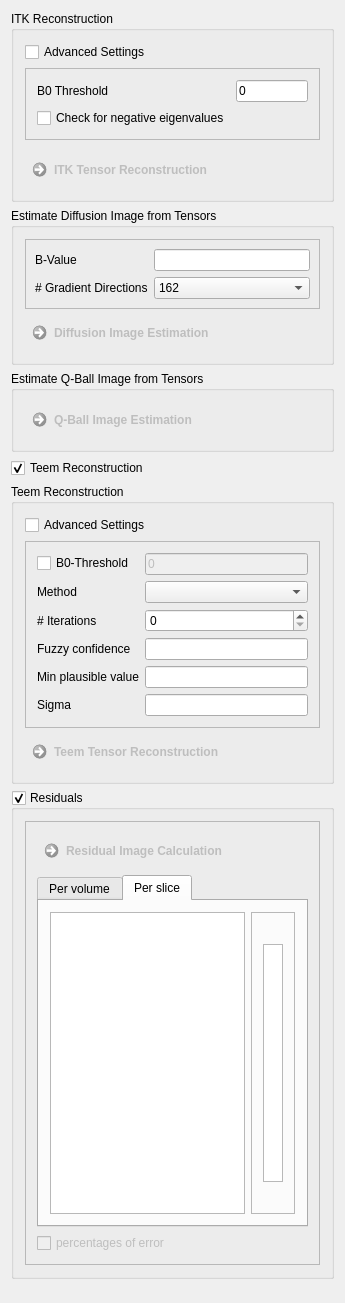
The window that Plugins/org.mitk.gui.qt.diffusionimaging/src/internal/QmitkTensorReconstructionViewControls.ui (MITK/MITK) describes before a commit, drawn with Qt 5.
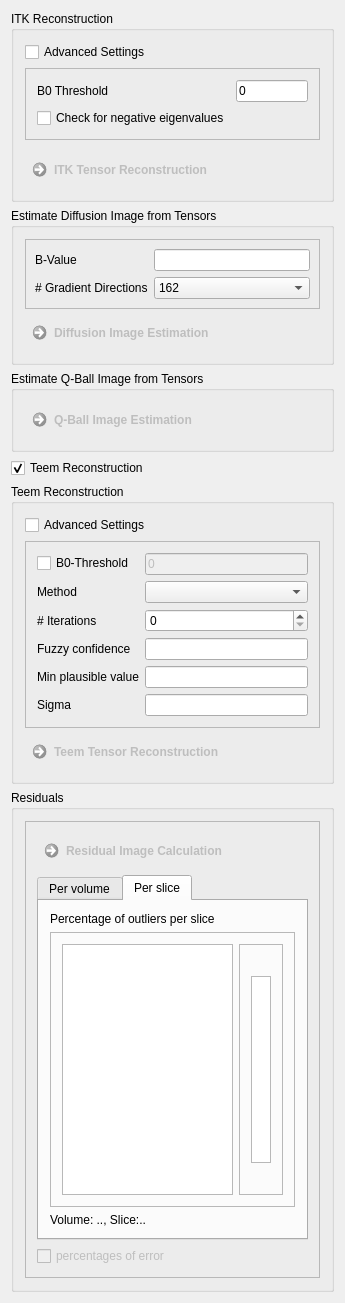
The same window after the commit. Custom widgets are drawn as their Qt base class.

```diff
--- a/Plugins/org.mitk.gui.qt.diffusionimaging/src/internal/QmitkTensorReconstructionViewControls.ui
+++ b/Plugins/org.mitk.gui.qt.diffusionimaging/src/internal/QmitkTensorReconstructionViewControls.ui
@@ -509,10 +509,10 @@
       <string>Residuals</string>
      </property>
      <property name="checkable">
-      <bool>true</bool>
+      <bool>false</bool>
      </property>
      <property name="checked">
-      <bool>true</bool>
+      <bool>false</bool>
      </property>
      <layout class="QVBoxLayout" name="verticalLayout_6">
       <item>
@@ -569,7 +569,23 @@
             <attribute name="title">
              <string>Per slice</string>
             </attribute>
-            <layout class="QHBoxLayout" name="horizontalLayout">
+            <layout class="QVBoxLayout" name="verticalLayout_10">
+             <item>
+              <widget class="QLabel" name="label_2">
+               <property name="text">
+                <string>Percentage of outliers per slice</string>
+               </property>
+              </widget>
+             </item>
+             <item>
+              <widget class="QFrame" name="frame_5">
+               <property name="frameShape">
+                <enum>QFrame::StyledPanel</enum>
+               </property>
+               <property name="frameShadow">
+                <enum>QFrame::Raised</enum>
+               </property>
+               <layout class="QHBoxLayout" name="horizontalLayout_2">
              <item>
               <widget class="QmitkResidualViewWidget" name="m_PerSliceView">
                <property name="maximumSize">
@@ -614,6 +630,16 @@
                  </widget>
                 </item>
                </layout>
+                 </widget>
+                </item>
+               </layout>
+              </widget>
+             </item>
+             <item>
+              <widget class="QLabel" name="label_3">
+               <property name="text">
+                <string>Volume: .., Slice:..</string>
+               </property>
               </widget>
              </item>
             </layout>
```
Lines whose indentation alone changed are shown as unchanged.
